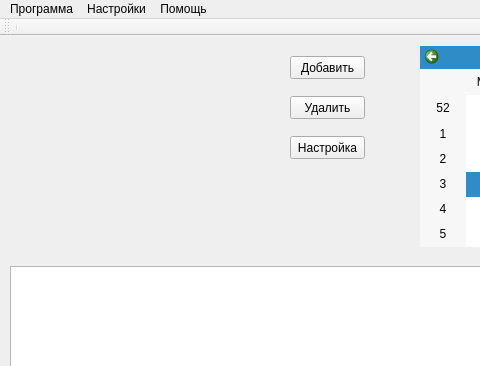
Before: the Qt Designer form Source/mainwindow.ui in AndreiHramyka450501/Scheduler, drawn with Qt 5; both pictures show x 0 to 480 and y 0 to 366 of the 801 by 606 pixel window.
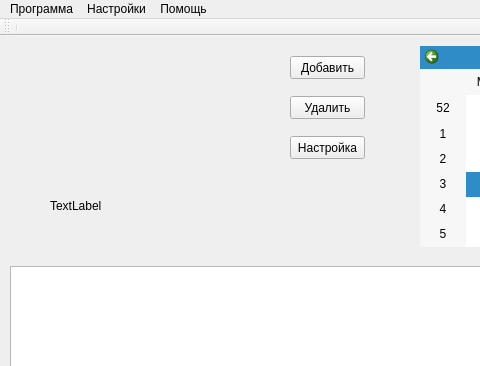
After: the same form once the commit is applied.

```diff
--- a/Source/mainwindow.ui
+++ b/Source/mainwindow.ui
@@ -82,6 +82,19 @@
      <string>Настройка</string>
     </property>
    </widget>
+   <widget class="QLabel" name="label">
+    <property name="geometry">
+     <rect>
+      <x>50</x>
+      <y>160</y>
+      <width>301</width>
+      <height>20</height>
+     </rect>
+    </property>
+    <property name="text">
+     <string>TextLabel</string>
+    </property>
+   </widget>
   </widget>
   <widget class="QMenuBar" name="menuBar">
    <property name="geometry">
```
